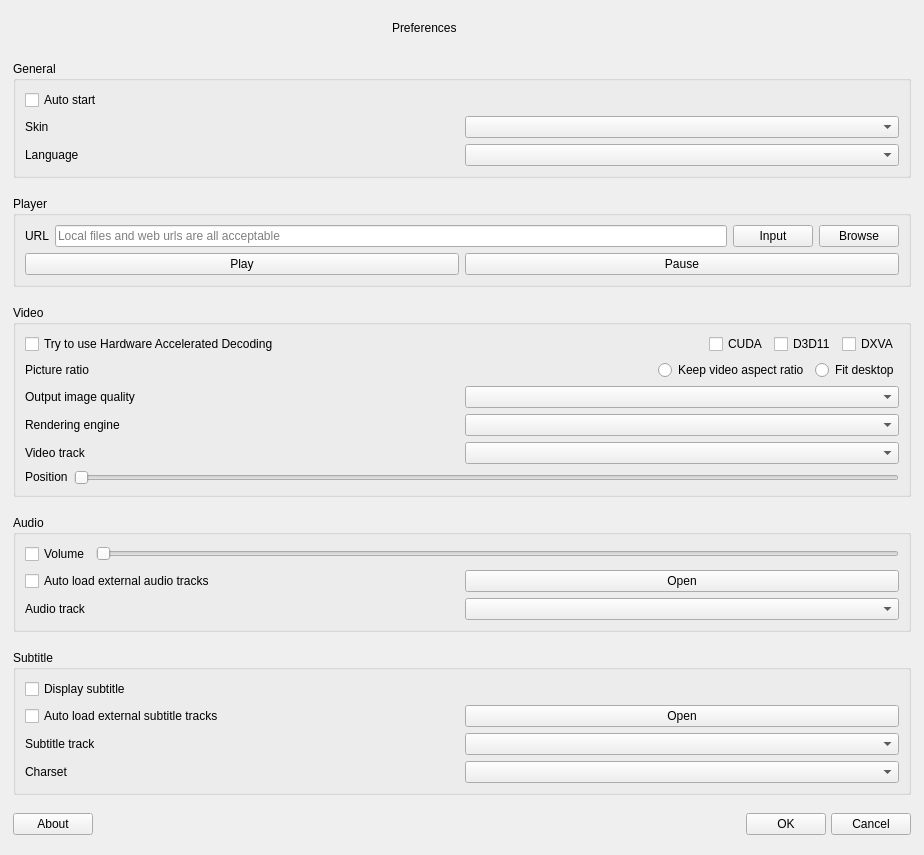
wangwenx190/dynamic-desktop, file src/forms/preferencesdialog.ui: the form before one commit.
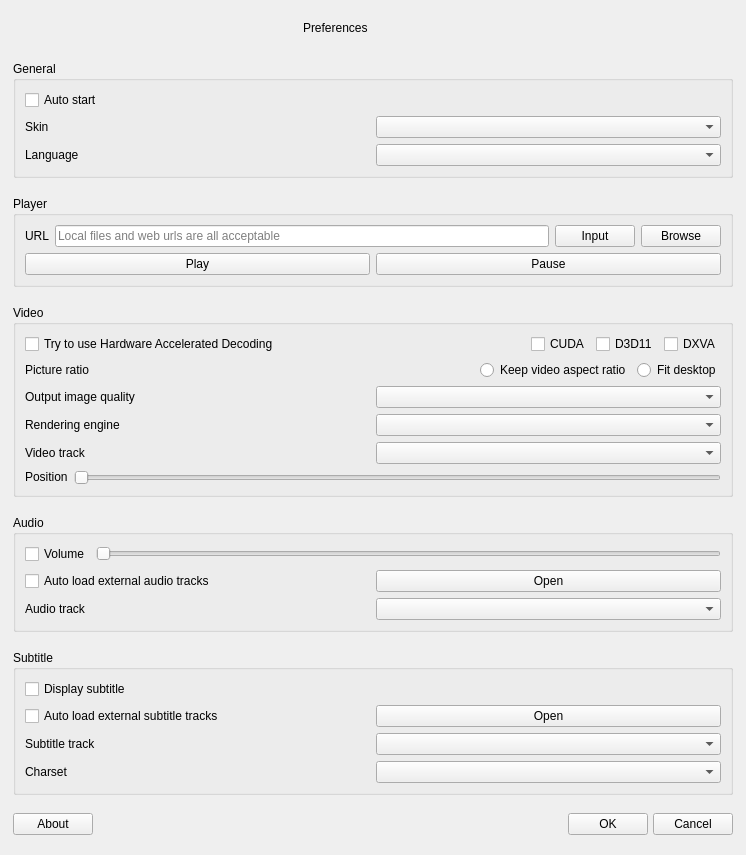
The form after the commit. Icons and pictures are not drawn. Custom widgets are drawn as their Qt base class.

```diff
--- a/src/forms/preferencesdialog.ui
+++ b/src/forms/preferencesdialog.ui
@@ -6,7 +6,7 @@
    <rect>
     <x>0</x>
     <y>0</y>
-    <width>924</width>
+    <width>746</width>
     <height>855</height>
    </rect>
   </property>
```
